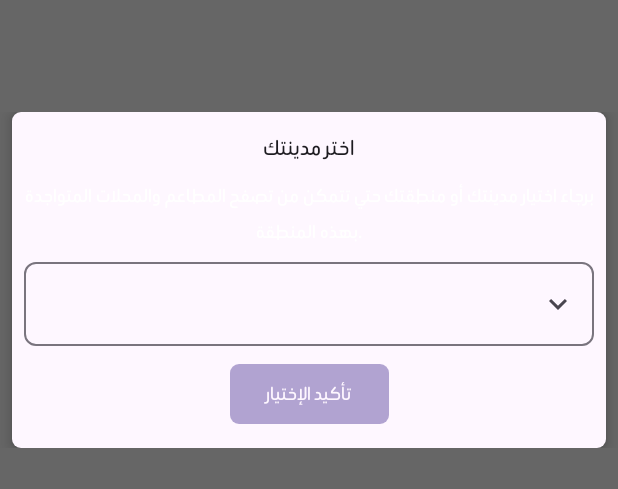
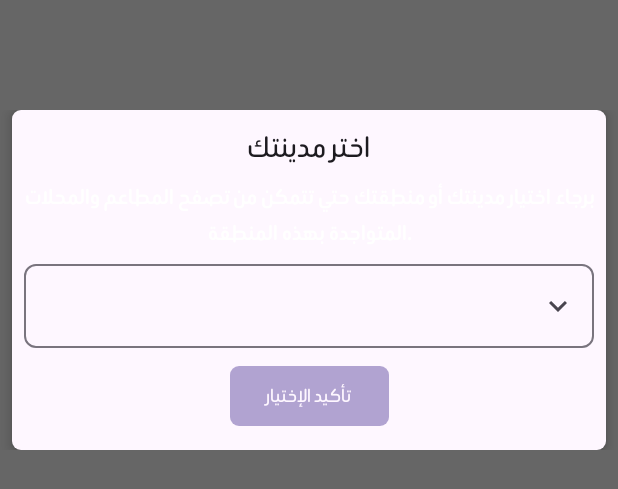
Before and after one commit to AhmedEl-Malky/Go-Orders, an Android app built with Jetpack Compose: the @Preview function PreviewCityForm, on a phone screen of 412 x 824 dp. Shown: the part 338-827 px from the top of the screen. Run offline under Robolectric (Android 15) with nearby library versions, the phone set to English and light mode, and no system bars.

Commit message:
Finish popup City Form UI

```diff
--- a/app/src/main/java/com/example/go_orders/composables/CityForm.kt
+++ b/app/src/main/java/com/example/go_orders/composables/CityForm.kt
@@ -71,16 +71,16 @@ fun CityForm() {
                 Text(
                     text = "اختر مدينتك",
                     fontFamily = Beiruti,
-                    fontSize = MaterialTheme.typography.titleMedium.fontSize,
+                    fontSize = MaterialTheme.typography.titleLarge.fontSize,
                     color = MaterialTheme.colorScheme.onBackground,
                     fontWeight = FontWeight.Medium,
                 )
                 Text(
                     text = "برجاء اختيار مدينتك أو منطقتك حتي تتمكن من تصفح المطاعم والمحلات المتواجدة بهذه المنطقة.",
                     fontFamily = Beiruti,
-                    fontSize = MaterialTheme.typography.bodyMedium.fontSize,
+                    fontSize = MaterialTheme.typography.bodyLarge.fontSize,
                     color = MaterialTheme.colorScheme.onTertiary,
-                    fontWeight = FontWeight.Medium,
+                    fontWeight = FontWeight.SemiBold,
                     textAlign = TextAlign.Center
                 )
                 ExposedDropdownMenuBox(
```
